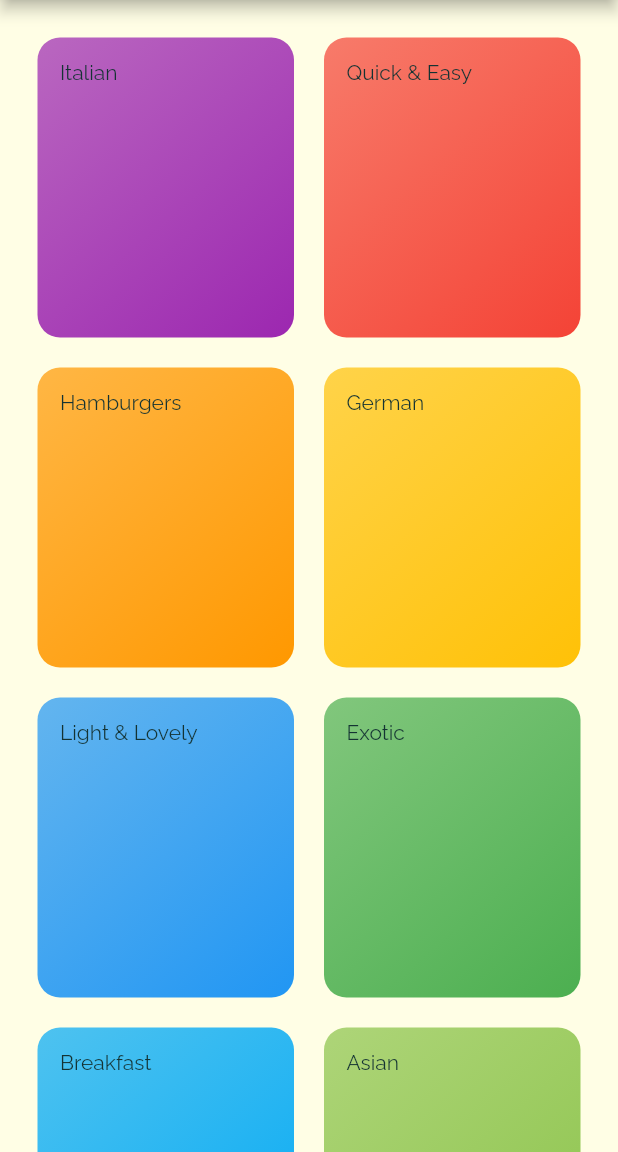
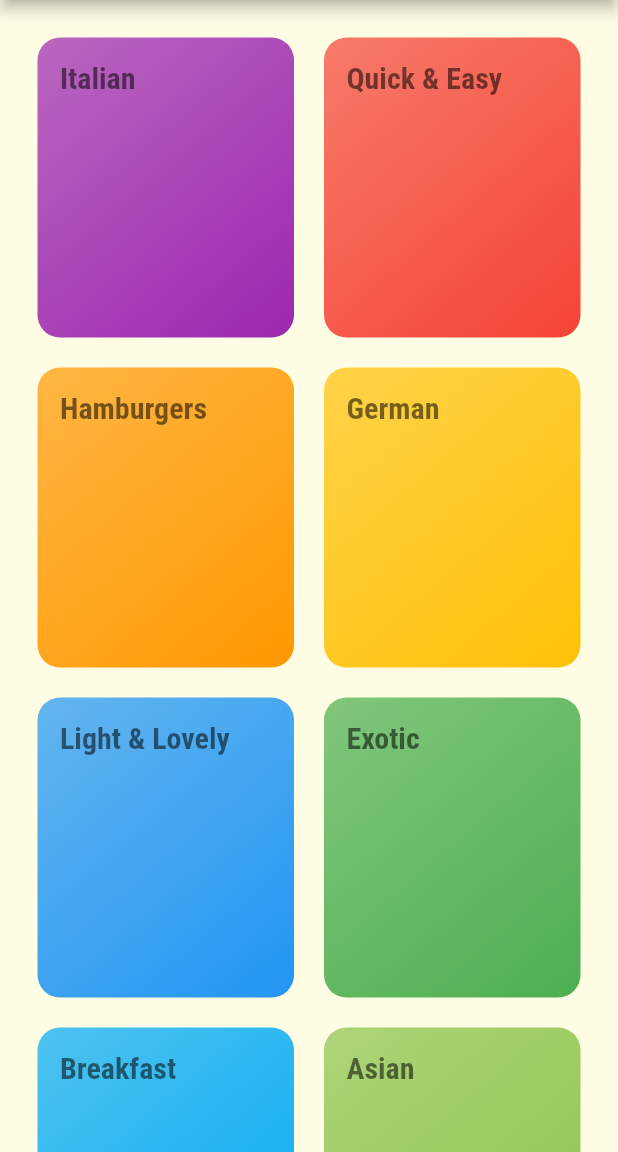
Before and after one commit to shivamyadavskn/meal_app, a Flutter app: the screen it shows after launch, on a phone screen of 412 x 824 dp, the part 84-1236 px from its top. Run offline on Flutter 3.47's test engine with Material 2 defaults, Android fonts, the phone set to English and light mode, and no system bars.

Commit message:
Today Updates

```diff
--- a/lib/category_item.dart
+++ b/lib/category_item.dart
@@ -18,7 +18,9 @@ class CategoryItem extends StatelessWidget {
             end: Alignment.bottomRight,
           ),
           borderRadius: BorderRadius.circular(15)),
-      child: Text(title),
+      child: Text(
+        title,style: Theme.of(context).textTheme.headline1,
+      ),
     );
   }
 }
--- a/lib/main.dart
+++ b/lib/main.dart
@@ -4,7 +4,6 @@ import 'package:meal_app/categories_screen.dart';
 void main() {
   runApp(const MyApp());
 }
-
 class MyApp extends StatelessWidget {
   const MyApp({super.key});
   @override
@@ -20,8 +19,11 @@ class MyApp extends StatelessWidget {
               bodyText1: const TextStyle(
                 color: Color.fromRGBO(20, 51, 51, 1),
               ),
-              titleMedium:
-                  const TextStyle(fontFamily: 'RobotoCondensed', fontSize: 24),
+              headline1: const TextStyle(
+                fontFamily: 'Roboto',
+                fontSize: 20,
+                fontWeight: FontWeight.bold,
+              ),
               bodyText2: const TextStyle(
                 color: Color.fromRGBO(20, 51, 51, 1),
               ))),
```
